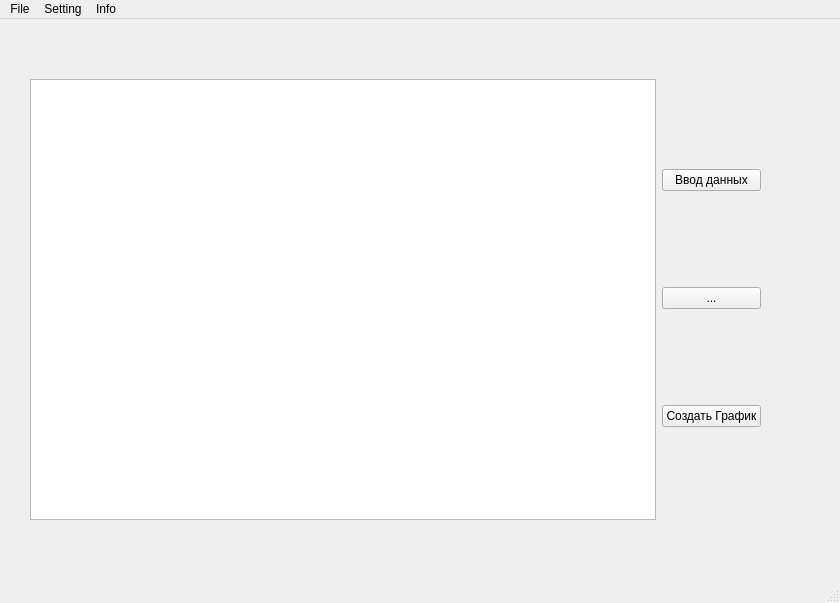
First picture: the form in forms/main_form.ui, repository QuandisS/Physics_Project, before the edit.
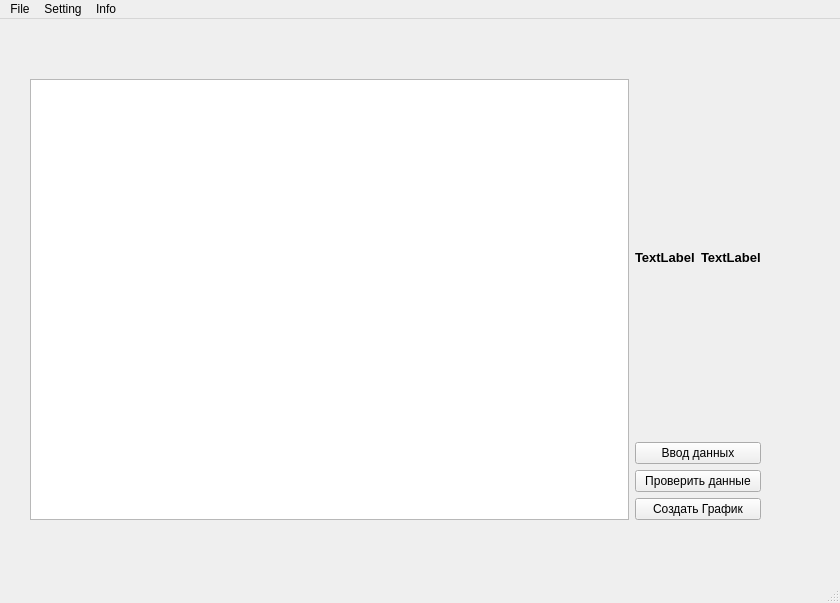
Second picture: the form after the edit.

Commit message: planet and speed labels + some lttle chgs

```diff
--- a/forms/main_form.ui
+++ b/forms/main_form.ui
@@ -10,6 +10,12 @@
     <height>603</height>
    </rect>
   </property>
+  <property name="font">
+   <font>
+    <weight>50</weight>
+    <bold>false</bold>
+   </font>
+  </property>
   <property name="windowTitle">
    <string>MainWindow</string>
   </property>
@@ -29,6 +35,38 @@
      </item>
      <item row="0" column="1">
       <layout class="QVBoxLayout" name="verticalLayout_2">
+       <item>
+        <layout class="QHBoxLayout" name="horizontalLayout">
+         <item>
+          <widget class="QLabel" name="planet_label">
+           <property name="font">
+            <font>
+             <pointsize>10</pointsize>
+             <weight>75</weight>
+             <bold>true</bold>
+            </font>
+           </property>
+           <property name="text">
+            <string>TextLabel</string>
+           </property>
+          </widget>
+         </item>
+         <item>
+          <widget class="QLabel" name="speed_label">
+           <property name="font">
+            <font>
+             <pointsize>10</pointsize>
+             <weight>75</weight>
+             <bold>true</bold>
+            </font>
+           </property>
+           <property name="text">
+            <string>TextLabel</string>
+           </property>
+          </widget>
+         </item>
+        </layout>
+       </item>
        <item>
         <widget class="QPushButton" name="pushButton_6">
          <property name="text">
@@ -39,7 +77,7 @@
        <item>
         <widget class="QPushButton" name="pushButton_7">
          <property name="text">
-          <string>...</string>
+          <string>Проверить данные</string>
          </property>
         </widget>
        </item>
```
Left out of the diff: 24 changed lines with no effect on the pictures. The commit also changes 4 other files.
